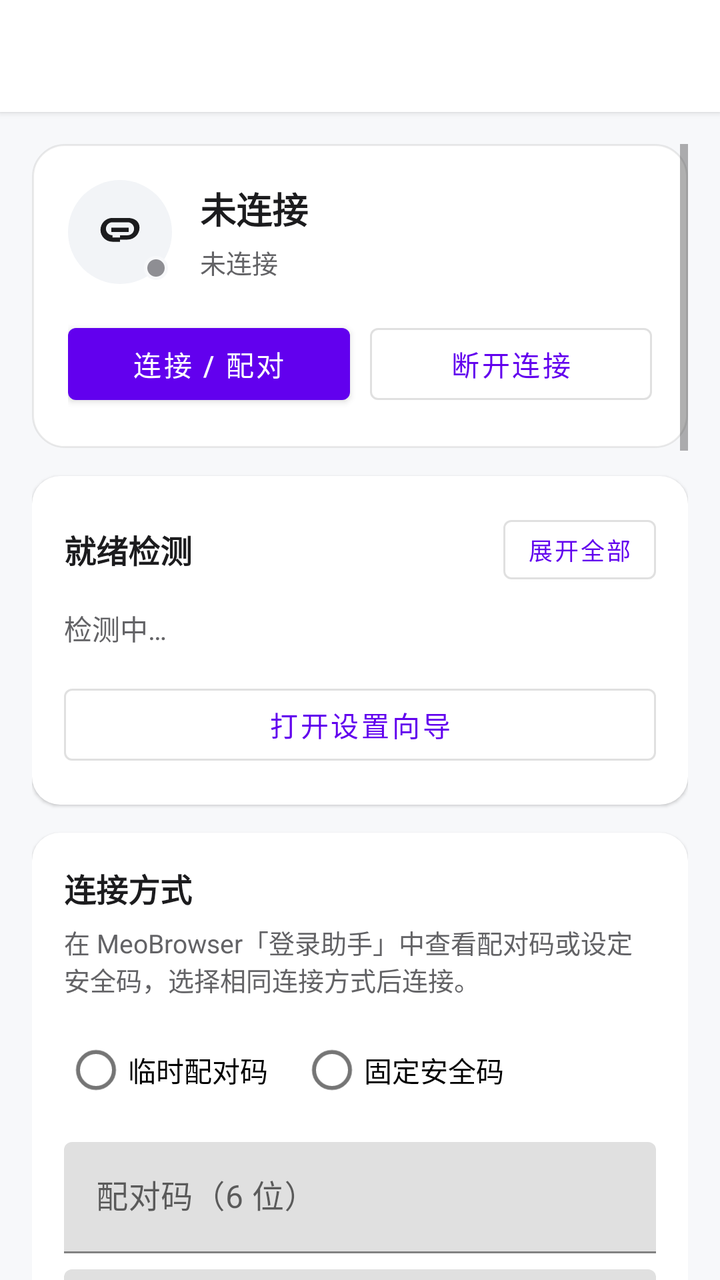
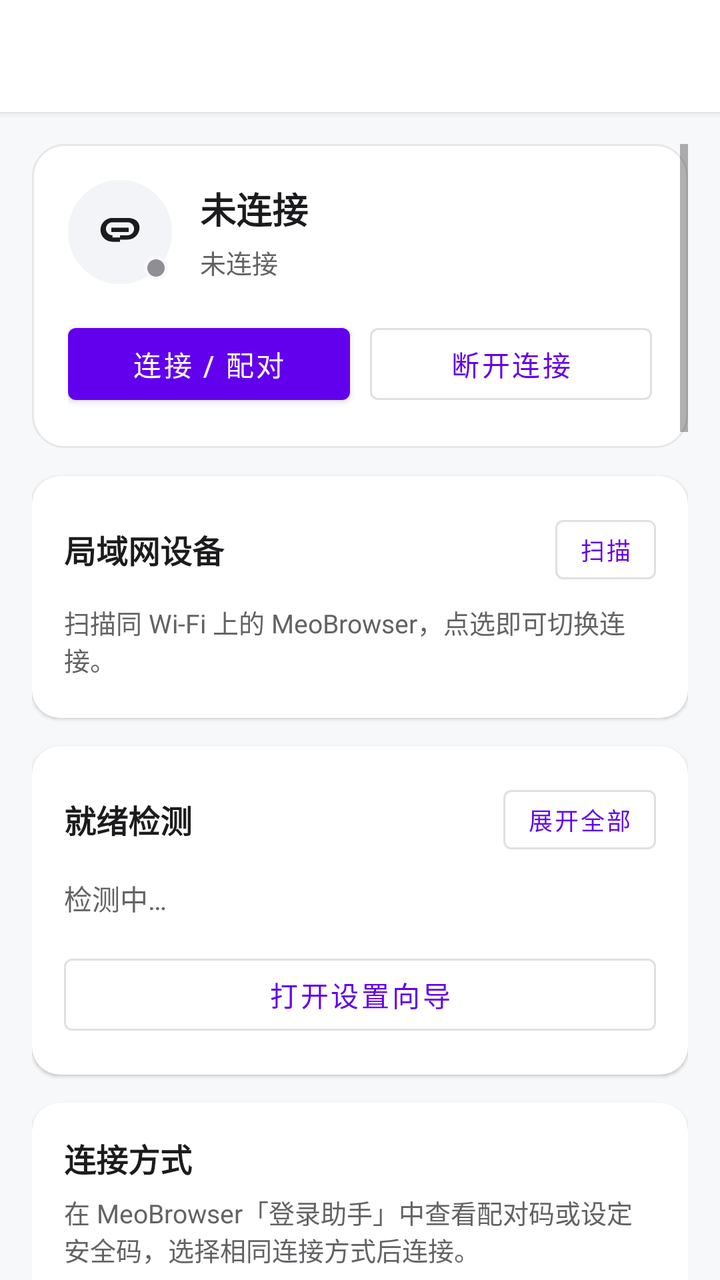

Compare the two renders of this Android layout. The source of the first and the diff that turns it into the second are given below.
<!-- AndroidManifest.xml: application theme Theme.MeoCompanion -->
<!-- res/layout/activity_main.xml -->
<?xml version="1.0" encoding="utf-8"?>
<LinearLayout xmlns:android="http://schemas.android.com/apk/res/android"
    xmlns:app="http://schemas.android.com/apk/res-auto"
    android:layout_width="match_parent"
    android:layout_height="match_parent"
    android:background="#FFF7F8FA"
    android:orientation="vertical">

    <com.google.android.material.appbar.MaterialToolbar
        android:id="@+id/linkToolbar"
        android:layout_width="match_parent"
        android:layout_height="?attr/actionBarSize"
        android:background="#FFFFFFFF"
        android:elevation="2dp"
        app:titleTextColor="#FF1C1C1E" />

    <ScrollView
        android:layout_width="match_parent"
        android:layout_height="0dp"
        android:layout_weight="1"
        android:clipToPadding="false"
        android:padding="16dp"
        android:scrollbars="vertical">

        <LinearLayout
            android:layout_width="match_parent"
            android:layout_height="wrap_content"
            android:orientation="vertical"
            android:paddingBottom="24dp">

            
            <LinearLayout
                android:id="@+id/linkStatusCard"
                android:layout_width="match_parent"
                android:layout_height="wrap_content"
                android:background="@drawable/bg_status_card"
                android:elevation="1dp"
                android:orientation="vertical"
                android:padding="18dp">

                <LinearLayout
                    android:layout_width="match_parent"
                    android:layout_height="wrap_content"
                    android:gravity="center_vertical"
                    android:orientation="horizontal">

                    <FrameLayout
                        android:layout_width="52dp"
                        android:layout_height="52dp">

                        <View
                            android:id="@+id/linkStatusIconBg"
                            android:layout_width="52dp"
                            android:layout_height="52dp"
                            android:background="@drawable/bg_link_status_icon" />

                        <ImageView
                            android:layout_width="26dp"
                            android:layout_height="26dp"
                            android:layout_gravity="center"
                            android:contentDescription="@null"
                            android:src="@drawable/ic_link" />

                        <View
                            android:id="@+id/linkStatusCardDot"
                            android:layout_width="12dp"
                            android:layout_height="12dp"
                            android:layout_gravity="bottom|end"
                            android:layout_margin="2dp"
                            android:background="@drawable/bg_status_dot" />
                    </FrameLayout>

                    <LinearLayout
                        android:layout_width="0dp"
                        android:layout_height="wrap_content"
                        android:layout_marginStart="14dp"
                        android:layout_weight="1"
                        android:orientation="vertical">

                        <TextView
                            android:id="@+id/linkStatusTitle"
                            android:layout_width="match_parent"
                            android:layout_height="wrap_content"
                            android:text="未连接"
                            android:textColor="#FF1C1C1E"
                            android:textSize="18sp"
                            android:textStyle="bold" />

                        <TextView
                            android:id="@+id/statusText"
                            android:layout_width="match_parent"
                            android:layout_height="wrap_content"
                            android:layout_marginTop="4dp"
                            android:text="未连接"
                            android:textColor="#FF636366"
                            android:textSize="13sp" />
                    </LinearLayout>
                </LinearLayout>

                <LinearLayout
                    android:layout_width="match_parent"
                    android:layout_height="wrap_content"
                    android:layout_marginTop="16dp"
                    android:orientation="horizontal">

                    <Button
                        android:id="@+id/connectButton"
                        android:layout_width="0dp"
                        android:layout_height="48dp"
                        android:layout_weight="1"
                        android:text="连接 / 配对" />

                    <Button
                        android:id="@+id/disconnectButton"
                        style="?attr/materialButtonOutlinedStyle"
                        android:layout_width="0dp"
                        android:layout_height="48dp"
                        android:layout_marginStart="10dp"
                        android:layout_weight="1"
                        android:text="断开连接" />
                </LinearLayout>
            </LinearLayout>

            
            <LinearLayout
                android:layout_width="match_parent"
                android:layout_height="wrap_content"
                android:layout_marginTop="14dp"
                android:background="@drawable/bg_card"
                android:elevation="1dp"
                android:orientation="vertical"
                android:padding="16dp">

                <LinearLayout
                    android:layout_width="match_parent"
                    android:layout_height="wrap_content"
                    android:gravity="center_vertical"
                    android:orientation="horizontal">

                    <TextView
                        android:layout_width="0dp"
                        android:layout_height="wrap_content"
                        android:layout_weight="1"
                        android:text="就绪检测"
                        android:textColor="#FF1C1C1E"
                        android:textSize="16sp"
                        android:textStyle="bold" />

                    <Button
                        android:id="@+id/toggleChecksButton"
                        style="?attr/materialButtonOutlinedStyle"
                        android:layout_width="wrap_content"
                        android:layout_height="wrap_content"
                        android:minHeight="0dp"
                        android:minWidth="0dp"
                        android:paddingHorizontal="12dp"
                        android:paddingVertical="6dp"
                        android:text="展开全部"
                        android:textSize="12sp" />
                </LinearLayout>

                <TextView
                    android:id="@+id/readinessSummary"
                    android:layout_width="match_parent"
                    android:layout_height="wrap_content"
                    android:layout_marginTop="8dp"
                    android:text="检测中…"
                    android:textColor="#FF636366"
                    android:textSize="14sp" />

                <LinearLayout
                    android:id="@+id/checklistContainer"
                    android:layout_width="match_parent"
                    android:layout_height="wrap_content"
                    android:layout_marginTop="4dp"
                    android:orientation="vertical" />

                <TextView
                    android:id="@+id/checksEmptyHint"
                    android:layout_width="match_parent"
                    android:layout_height="wrap_content"
                    android:layout_marginTop="6dp"
                    android:text="全部通过 ✓"
                    android:textColor="#FF34C759"
                    android:textSize="13sp"
                    android:visibility="gone" />

                <Button
                    android:id="@+id/setupWizardButton"
                    style="?attr/materialButtonOutlinedStyle"
                    android:layout_width="match_parent"
                    android:layout_height="wrap_content"
                    android:layout_marginTop="10dp"
                    android:text="打开设置向导" />
            </LinearLayout>

            
            <LinearLayout
                android:layout_width="match_parent"
                android:layout_height="wrap_content"
                android:layout_marginTop="14dp"
                android:background="@drawable/bg_card"
                android:elevation="1dp"
                android:orientation="vertical"
                android:padding="16dp">

                <TextView
                    android:layout_width="match_parent"
                    android:layout_height="wrap_content"
                    android:text="连接方式"
                    android:textColor="#FF1C1C1E"
                    android:textSize="16sp"
                    android:textStyle="bold" />

                <TextView
                    android:id="@+id/pairHintText"
                    android:layout_width="match_parent"
                    android:layout_height="wrap_content"
                    android:layout_marginTop="6dp"
                    android:text="@string/pair_hint"
                    android:textColor="#FF636366"
                    android:textSize="13sp" />

                <RadioGroup
                    android:id="@+id/authModeGroup"
                    android:layout_width="match_parent"
                    android:layout_height="wrap_content"
                    android:layout_marginTop="12dp"
                    android:orientation="horizontal">

                    <RadioButton
                        android:id="@+id/authModePairing"
                        android:layout_width="wrap_content"
                        android:layout_height="wrap_content"
                        android:layout_marginEnd="16dp"
                        android:text="临时配对码" />

                    <RadioButton
                        android:id="@+id/authModeSecurity"
                        android:layout_width="wrap_content"
                        android:layout_height="wrap_content"
                        android:text="固定安全码" />
                </RadioGroup>

                <com.google.android.material.textfield.TextInputLayout
                    android:id="@+id/pairingCodeLayout"
                    android:layout_width="match_parent"
                    android:layout_height="wrap_content"
                    android:layout_marginTop="12dp"
                    android:hint="配对码（6 位）">

                    <com.google.android.material.textfield.TextInputEditText
                        android:id="@+id/pairingCodeInput"
                        android:layout_width="match_parent"
                        android:layout_height="wrap_content"
                        android:inputType="textVisiblePassword"
                        android:maxLength="12" />
                </com.google.android.material.textfield.TextInputLayout>

                <com.google.android.material.textfield.TextInputLayout
                    android:layout_width="match_parent"
                    android:layout_height="wrap_content"
                    android:layout_marginTop="8dp"
                    android:hint="手动主机（IP:端口）">

                    <com.google.android.material.textfield.TextInputEditText
                        android:id="@+id/hostOverrideInput"
                        android:layout_width="match_parent"
                        android:layout_height="wrap_content"
                        android:hint="例如 192.168.1.10:12345"
                        android:inputType="text" />
                </com.google.android.material.textfield.TextInputLayout>
            </LinearLayout>

            
            <LinearLayout
                android:layout_width="match_parent"
                android:layout_height="wrap_content"
                android:layout_marginTop="14dp"
                android:background="@drawable/bg_card"
                android:elevation="1dp"
                android:orientation="vertical"
                android:padding="16dp">

                <TextView
                    android:layout_width="match_parent"
                    android:layout_height="wrap_content"
                    android:text="通知镜像"
                    android:textColor="#FF1C1C1E"
                    android:textSize="16sp"
                    android:textStyle="bold" />

                <TextView
                    android:id="@+id/mirrorModeHint"
                    android:layout_width="match_parent"
                    android:layout_height="wrap_content"
                    android:layout_marginTop="6dp"
                    android:text="@string/mirror_mode_hint_otp"
                    android:textColor="#FF636366"
                    android:textSize="13sp" />

                <RadioGroup
                    android:id="@+id/mirrorModeGroup"
                    android:layout_width="match_parent"
                    android:layout_height="wrap_content"
                    android:layout_marginTop="10dp"
                    android:orientation="horizontal">

                    <RadioButton
                        android:id="@+id/mirrorModeOtpOnly"
                        android:layout_width="wrap_content"
                        android:layout_height="wrap_content"
                        android:layout_marginEnd="16dp"
                        android:text="仅验证码" />

                    <RadioButton
                        android:id="@+id/mirrorModeAll"
                        android:layout_width="wrap_content"
                        android:layout_height="wrap_content"
                        android:text="全部通知" />
                </RadioGroup>

                <TextView
                    android:id="@+id/mirrorModeSummary"
                    android:layout_width="match_parent"
                    android:layout_height="wrap_content"
                    android:layout_marginTop="6dp"
                    android:textColor="#FF636366"
                    android:textSize="12sp" />
            </LinearLayout>

            
            <LinearLayout
                android:layout_width="match_parent"
                android:layout_height="wrap_content"
                android:layout_marginTop="14dp"
                android:background="@drawable/bg_card"
                android:elevation="1dp"
                android:orientation="vertical"
                android:padding="16dp">

                <TextView
                    android:layout_width="match_parent"
                    android:layout_height="wrap_content"
                    android:text="来电提醒"
                    android:textColor="#FF1C1C1E"
                    android:textSize="16sp"
                    android:textStyle="bold" />

                <TextView
                    android:layout_width="match_parent"
                    android:layout_height="wrap_content"
                    android:layout_marginTop="6dp"
                    android:text="@string/call_alert_hint"
                    android:textColor="#FF636366"
                    android:textSize="13sp" />

                <androidx.appcompat.widget.SwitchCompat
                    android:id="@+id/callAlertSwitch"
                    android:layout_width="match_parent"
                    android:layout_height="wrap_content"
                    android:layout_marginTop="10dp"
                    android:text="推送来电到 Mac" />

                <TextView
                    android:id="@+id/callAlertSummary"
                    android:layout_width="match_parent"
                    android:layout_height="wrap_content"
                    android:layout_marginTop="6dp"
                    android:textColor="#FF636366"
                    android:textSize="12sp" />

                <Button
                    android:id="@+id/callScreeningButton"
                    style="?attr/materialButtonOutlinedStyle"
                    android:layout_width="match_parent"
                    android:layout_height="wrap_content"
                    android:layout_marginTop="8dp"
                    android:text="授予来电筛选（获取号码）"
                    android:textSize="14sp" />
            </LinearLayout>

            
            <LinearLayout
                android:layout_width="match_parent"
                android:layout_height="wrap_content"
                android:layout_marginTop="14dp"
                android:background="@drawable/bg_card"
                android:elevation="1dp"
                android:orientation="vertical"
                android:padding="16dp">

                <TextView
                    android:layout_width="match_parent"
                    android:layout_height="wrap_content"
                    android:text="微信回复（实验）"
                    android:textColor="#FF1C1C1E"
                    android:textSize="16sp"
                    android:textStyle="bold" />

                <TextView
                    android:layout_width="match_parent"
                    android:layout_height="wrap_content"
                    android:layout_marginTop="6dp"
                    android:text="@string/wechat_reply_hint"
                    android:textColor="#FF636366"
                    android:textSize="13sp" />

                <androidx.appcompat.widget.SwitchCompat
                    android:id="@+id/wechatReplySwitch"
                    android:layout_width="match_parent"
                    android:layout_height="wrap_content"
                    android:layout_marginTop="10dp"
                    android:text="允许 Mac 侧栏回复微信" />

                <TextView
                    android:id="@+id/wechatReplySummary"
                    android:layout_width="match_parent"
                    android:layout_height="wrap_content"
                    android:layout_marginTop="6dp"
                    android:textColor="#FF636366"
                    android:textSize="12sp" />

                <Button
                    android:id="@+id/wechatReplyA11yButton"
                    style="?attr/materialButtonOutlinedStyle"
                    android:layout_width="match_parent"
                    android:layout_height="wrap_content"
                    android:layout_marginTop="8dp"
                    android:text="开启无障碍（微信回复）"
                    android:textSize="14sp" />

                <Button
                    android:id="@+id/wechatReplyBgPopupButton"
                    style="?attr/materialButtonOutlinedStyle"
                    android:layout_width="match_parent"
                    android:layout_height="wrap_content"
                    android:layout_marginTop="8dp"
                    android:text="允许后台弹出界面（小米/红米）"
                    android:textSize="14sp" />
            </LinearLayout>

            
            <LinearLayout
                android:layout_width="match_parent"
                android:layout_height="wrap_content"
                android:layout_marginTop="14dp"
                android:background="@drawable/bg_card"
                android:elevation="1dp"
                android:orientation="vertical"
                android:padding="16dp">

                <TextView
                    android:layout_width="match_parent"
                    android:layout_height="wrap_content"
                    android:text="最近验证码"
                    android:textColor="#FF1C1C1E"
                    android:textSize="16sp"
                    android:textStyle="bold" />

                <TextView
                    android:id="@+id/lastOtpCodeText"
                    android:layout_width="match_parent"
                    android:layout_height="wrap_content"
                    android:layout_marginTop="12dp"
                    android:background="@drawable/bg_otp_display"
                    android:gravity="center"
                    android:letterSpacing="0.14"
                    android:padding="20dp"
                    android:text="——"
                    android:textColor="#FF1C1C1E"
                    android:textSize="36sp"
                    android:textStyle="bold" />

                <TextView
                    android:id="@+id/lastOtpMetaText"
                    android:layout_width="match_parent"
                    android:layout_height="wrap_content"
                    android:layout_marginTop="8dp"
                    android:gravity="center"
                    android:text="等待短信 / 通知验证码"
                    android:textColor="#FF636366"
                    android:textSize="13sp" />

                <Button
                    android:id="@+id/rescanNotifButton"
                    android:layout_width="match_parent"
                    android:layout_height="wrap_content"
                    android:layout_marginTop="12dp"
                    android:text="从通知栏重新读取并推送" />

                <Button
                    android:id="@+id/notifAccessButton"
                    style="?attr/materialButtonOutlinedStyle"
                    android:layout_width="match_parent"
                    android:layout_height="wrap_content"
                    android:layout_marginTop="8dp"
                    android:text="开启通知使用权（小米必开）" />

                <TextView
                    android:id="@+id/notifAccessHint"
                    android:layout_width="match_parent"
                    android:layout_height="wrap_content"
                    android:layout_marginTop="6dp"
                    android:text="小米服务号短信需通知使用权才能自动抓码。"
                    android:textColor="#FF636366"
                    android:textSize="12sp" />
            </LinearLayout>

            
            <LinearLayout
                android:layout_width="match_parent"
                android:layout_height="wrap_content"
                android:layout_marginTop="14dp"
                android:background="@drawable/bg_card"
                android:elevation="1dp"
                android:orientation="vertical"
                android:padding="16dp">

                <TextView
                    android:layout_width="match_parent"
                    android:layout_height="wrap_content"
                    android:text="测试区"
                    android:textColor="#FF1C1C1E"
                    android:textSize="16sp"
                    android:textStyle="bold" />

                <TextView
                    android:layout_width="match_parent"
                    android:layout_height="wrap_content"
                    android:layout_marginTop="6dp"
                    android:text="仅用于排查权限与连接，日常登录不必使用。"
                    android:textColor="#FF636366"
                    android:textSize="12sp" />

                <Button
                    android:id="@+id/readRecentOtpButton"
                    style="?attr/materialButtonOutlinedStyle"
                    android:layout_width="match_parent"
                    android:layout_height="wrap_content"
                    android:layout_marginTop="12dp"
                    android:text="读取最近验证码短信" />

                <TextView
                    android:id="@+id/recentOtpResultText"
                    android:layout_width="match_parent"
                    android:layout_height="wrap_content"
                    android:layout_marginTop="8dp"
                    android:text="从系统短信库主动扫描（小米服务号常读不到）。"
                    android:textColor="#FF636366"
                    android:textSize="12sp" />

                <Button
                    android:id="@+id/manualOtpButton"
                    style="?attr/materialButtonOutlinedStyle"
                    android:layout_width="match_parent"
                    android:layout_height="wrap_content"
                    android:layout_marginTop="12dp"
                    android:text="手动发送测试码" />

                <TextView
                    android:layout_width="match_parent"
                    android:layout_height="wrap_content"
                    android:layout_marginTop="16dp"
                    android:text="@string/privacy_note"
                    android:textColor="#FF8E8E93"
                    android:textSize="12sp" />
            </LinearLayout>
        </LinearLayout>
    </ScrollView>
</LinearLayout>
<!-- resources referenced by this layout -->
<resources>
  <!-- drawable bg_card (drawable) -->
  <?xml version="1.0" encoding="utf-8"?>
  <shape xmlns:android="http://schemas.android.com/apk/res/android"
      android:shape="rectangle">
      <solid android:color="#FFFFFFFF" />
      <corners android:radius="14dp" />
  </shape>
  <!-- drawable bg_link_status_icon (drawable) -->
  <?xml version="1.0" encoding="utf-8"?>
  <shape xmlns:android="http://schemas.android.com/apk/res/android"
      android:shape="oval">
      <solid android:color="#FFF2F4F7" />
      <size
          android:width="48dp"
          android:height="48dp" />
  </shape>
  <!-- drawable bg_otp_display (drawable) -->
  <?xml version="1.0" encoding="utf-8"?>
  <shape xmlns:android="http://schemas.android.com/apk/res/android"
      android:shape="rectangle">
      <solid android:color="#FFF2F4F7" />
      <corners android:radius="12dp" />
  </shape>
  <!-- drawable bg_status_card (drawable) -->
  <?xml version="1.0" encoding="utf-8"?>
  <shape xmlns:android="http://schemas.android.com/apk/res/android"
      android:shape="rectangle">
      <solid android:color="#FFFFFFFF" />
      <corners android:radius="16dp" />
      <stroke
          android:width="1dp"
          android:color="#14000000" />
  </shape>
  <!-- drawable bg_status_dot (drawable) -->
  <?xml version="1.0" encoding="utf-8"?>
  <shape xmlns:android="http://schemas.android.com/apk/res/android"
      android:shape="oval">
      <solid android:color="#FF8E8E93" />
      <stroke
          android:width="1.5dp"
          android:color="#FFF7F8FA" />
      <size
          android:width="10dp"
          android:height="10dp" />
  </shape>
  <!-- drawable ic_link (drawable) -->
  <?xml version="1.0" encoding="utf-8"?>
  <vector xmlns:android="http://schemas.android.com/apk/res/android"
      android:width="24dp"
      android:height="24dp"
      android:viewportWidth="24"
      android:viewportHeight="24">
      
      <path
          android:fillColor="#FF1C1C1E"
          android:pathData="M8.5,13.5c-1.66,0 -3,-1.34 -3,-3s1.34,-3 3,-3h3.5V5.5H8.5C5.46,5.5 3,7.96 3,11s2.46,5.5 5.5,5.5h3.5v-2H8.5z" />
      
      <path
          android:fillColor="#FF1C1C1E"
          android:pathData="M15.5,7.5c1.66,0 3,1.34 3,3s-1.34,3 -3,3H12v2h3.5c3.04,0 5.5,-2.46 5.5,-5.5S18.54,5.5 15.5,5.5H12v2h3.5z" />
      
      <path
          android:fillColor="#FF1C1C1E"
          android:pathData="M8,10h8v2H8z" />
  </vector>
  <string name="call_alert_hint">开启后，来电状态与号码会推到已配对的 Mac（需电话权限与「来电筛选」角色）。可能替换系统里其它骚扰拦截 App。本期不做拒接/黑名单。</string>
  <string name="mirror_mode_hint_otp">仅把验证码推到 Mac，用于登录自动填入。</string>
  <string name="pair_hint">在 MeoBrowser「登录助手」中查看配对码或设定安全码，选择相同连接方式后连接。</string>
  <string name="privacy_note">默认仅上传验证码与时间戳。开启「全部通知」后会上传通知标题与正文到已配对的 Mac（同局域网明文通道）。</string>
  <string name="wechat_reply_hint">实验功能：从 Mac 通知侧栏回复微信。需开启下方无障碍；小米/红米还需允许「后台弹出界面」，否则无法从后台打开微信。建议保留通知栏微信消息，或开启系统读屏以便点选会话。</string>
  <style name="Theme.MeoCompanion" parent="Theme.MaterialComponents.DayNight.NoActionBar" />
</resources>

<!-- the commit's change to res/layout/activity_main.xml (unified diff, before → after) -->
@@ -141,6 +141,61 @@
                         android:layout_width="0dp"
                         android:layout_height="wrap_content"
                         android:layout_weight="1"
+                        android:text="局域网设备"
+                        android:textColor="#FF1C1C1E"
+                        android:textSize="16sp"
+                        android:textStyle="bold" />
+
+                    <Button
+                        android:id="@+id/scanLanHostsButton"
+                        style="?attr/materialButtonOutlinedStyle"
+                        android:layout_width="wrap_content"
+                        android:layout_height="wrap_content"
+                        android:minHeight="0dp"
+                        android:minWidth="0dp"
+                        android:paddingHorizontal="12dp"
+                        android:paddingVertical="6dp"
+                        android:text="扫描"
+                        android:textSize="12sp" />
+                </LinearLayout>
+
+                <TextView
+                    android:id="@+id/lanHostsHint"
+                    android:layout_width="match_parent"
+                    android:layout_height="wrap_content"
+                    android:layout_marginTop="6dp"
+                    android:text="扫描同 Wi‑Fi 上的 MeoBrowser，点选即可切换连接。"
+                    android:textColor="#FF636366"
+                    android:textSize="13sp" />
+
+                <LinearLayout
+                    android:id="@+id/lanHostsContainer"
+                    android:layout_width="match_parent"
+                    android:layout_height="wrap_content"
+                    android:layout_marginTop="4dp"
+                    android:orientation="vertical" />
+            </LinearLayout>
+
+            
+            <LinearLayout
+                android:layout_width="match_parent"
+                android:layout_height="wrap_content"
+                android:layout_marginTop="14dp"
+                android:background="@drawable/bg_card"
+                android:elevation="1dp"
+                android:orientation="vertical"
+                android:padding="16dp">
+
+                <LinearLayout
+                    android:layout_width="match_parent"
+                    android:layout_height="wrap_content"
+                    android:gravity="center_vertical"
+                    android:orientation="horizontal">
+
+                    <TextView
+                        android:layout_width="0dp"
+                        android:layout_height="wrap_content"
+                        android:layout_weight="1"
                         android:text="就绪检测"
                         android:textColor="#FF1C1C1E"
                         android:textSize="16sp"
@@ -261,13 +316,13 @@
                     android:layout_width="match_parent"
                     android:layout_height="wrap_content"
                     android:layout_marginTop="8dp"
-                    android:hint="手动主机（IP:端口）">
+                    android:hint="主机（IP:端口）">
 
                     <com.google.android.material.textfield.TextInputEditText
                         android:id="@+id/hostOverrideInput"
                         android:layout_width="match_parent"
                         android:layout_height="wrap_content"
-                        android:hint="例如 192.168.1.10:12345"
+                        android:hint="自动发现后会更新，也可手动填写"
                         android:inputType="text" />
                 </com.google.android.material.textfield.TextInputLayout>
             </LinearLayout>
